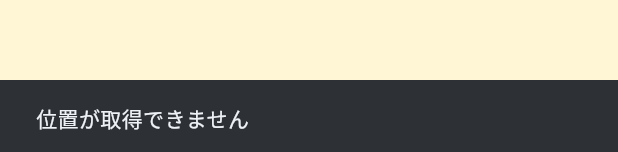
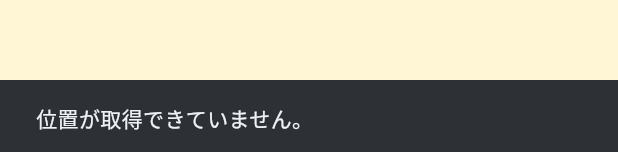
Before and after one commit to akiba-eda/hinamichi, a Flutter app: the DemoPanel widget shown alone on an empty page, opened directly, after a tap on "地震", on a phone screen of 412 x 824 dp. Shown: the part 1081-1233 px from the top of the screen. Run offline on Flutter 3.47's test engine with Material 3 defaults, Android fonts, the phone set to English and light mode, and no system bars; our stand-ins replace battery_plus, cloud_firestore, firebase_auth, firebase_core, firebase_messaging, flutter_animate and 8 more; accounts and stored records are empty; generated files the repository leaves out were written again; network calls fail.

Commit message:
fix: エラーを利用者の日本語で出す。例外の文字列と赤い画面を画面に出さない
18箇所が例外を `$e` のまま SnackBar に出していて、
`ApiException(500 error): ...` や `TimeoutException after 0:00:45` が
利用者の画面に現れていた。描画中の例外は Flutter 既定の赤い画面
(英語のスタックとソース)がそのまま出ていた。

- userMessage(e, action:) を一箇所に置き、全箇所をそれに通した。
  種別ごとに「どうすればいいか」の一文に変える。原因は debugPrint に残す
- サーバーの英語メッセージ(invalid token / not your incident 等)を日本語に。
  500 と zod の検証エラーは内部の文言を外に出さず固定文にした
- ErrorWidget.builder を差し替えて、赤い画面の代わりにセナヴィの案内を出す。
  PlatformDispatcher.onError で非同期の未捕捉例外を受け、落とさずログに残す

Co-Authored-By: Claude Fable 5.1 <noreply@anthropic.com>

```diff
--- /dev/null
+++ b/app/lib/core/user_message.dart
@@ -0,0 +1,56 @@
+import 'dart:async';
+import 'dart:io';
+
+import 'package:flutter/foundation.dart';
+import 'package:http/http.dart' as http;
+
+import 'api_client.dart';
+import 'location_service.dart';
+
+/// 例外を、画面に出せる日本語の一文にする。
+///
+/// 以前は `$e` をそのまま出していたので、`ApiException(500 error): ...` や
+/// `TimeoutException after 0:00:45.000000` が利用者の画面に現れていた。
+/// 何が起きたかは開発者が知りたいことで、利用者が知りたいのは
+/// 「自分は何をすればいいか」。原因は debugPrint に残し、画面には後者だけ出す。
+String userMessage(Object e, {String? action}) {
+  debugPrint('[error] ${action ?? ''}: $e');
+  final head = action == null ? '' : '$actionできませんでした。';
+  return head + _reason(e);
+}
+
+String _reason(Object e) {
+  if (e is String) return e; // アプリ内で意図して投げた日本語
+  if (e is LocationUnavailable) return '位置が取得できていません。';
+  if (e is TimeoutException) return 'サーバーの応答が遅いようです。電波の良い場所でもう一度お試しください。';
+  if (e is SocketException || e is http.ClientException) return 'インターネットに接続できません。';
+  if (e is ApiException) {
+    switch (e.code) {
+      case 'rate_limited':
+        return e.message; // サーバーが利用者向けの日本語で返している
+      case 'unauthenticated':
+        return 'ログインの有効期限が切れました。アプリを開き直してください。';
+      case 'forbidden':
+        return _jp(e.message, '許可されていない操作です。');
+      case 'not_found':
+        return _jp(e.message, '対象が見つかりませんでした。');
+      case 'bad_request':
+      case 'guardrail_blocked':
+        return _jp(e.message, '入力内容を確認してください。');
+      case 'not_json':
+        return 'サーバーに接続できません。';
+    }
+    if (e.status >= 500) return 'サーバーで問題が起きました。しばらくしてからもう一度お試しください。';
+    return _jp(e.message, '処理できませんでした。');
+  }
+  return '予期しない問題が起きました。もう一度お試しください。';
+}
+
+/// サーバーのメッセージが日本語ならそのまま、英語や空なら既定の文にする。
+/// サーバーは利用者向けに日本語で返す約束だが、認証や内部の失敗は英語のまま
+/// 残っているものがある。それを画面に出さない。
+String _jp(String msg, String fallback) {
+  if (msg.isEmpty) return fallback;
+  final hasJapanese = RegExp(r'[぀-ヿ一-鿿]').hasMatch(msg);
+  return hasJapanese ? msg : fallback;
+}
--- a/app/lib/features/agent_log/agent_log_page.dart
+++ b/app/lib/features/agent_log/agent_log_page.dart
@@ -6,6 +6,7 @@ import '../../core/config.dart';
 import '../../domain/senavi.dart';
 import '../../state/providers.dart';
 import '../../ui/molecules/molecules.dart';
+import '../../core/user_message.dart';
 
 enum _Tab { all, user, judge }
 
@@ -56,7 +57,7 @@ class _AgentLogPageState extends ConsumerState<AgentLogPage> {
               Expanded(
                 child: ref.watch(agentLogProvider(id)).when(
                       loading: () => const Center(child: CircularProgressIndicator()),
-                      error: (e, _) => Center(child: Text('$e')),
+                      error: (e, _) => Center(child: Text(userMessage(e, action: '記録を読み込み'))),
                       data: (all) {
                         final list = all.where((e) => tab == _Tab.all || (tab == _Tab.user ? e.forUser : e.forJudge)).toList();
                         if (list.isEmpty) return Center(child: Text('この表示に該当する記録はありません', style: t.bodySmall));
--- a/app/lib/features/friends/meetup_sheet.dart
+++ b/app/lib/features/friends/meetup_sheet.dart
@@ -1,6 +1,7 @@
 import 'package:flutter/material.dart';
 import 'package:flutter_riverpod/flutter_riverpod.dart';
 import 'package:latlong2/latlong.dart';
+import '../../core/user_message.dart';
 
 import '../../app/theme/hina_colors.dart';
 import '../../app/theme/hina_theme.dart';
@@ -90,7 +91,7 @@ class _MeetupSheetState extends ConsumerState<_MeetupSheet> {
       ref.read(selectedTabProvider.notifier).state = 0;
       Navigator.of(context).pop(true);
     } catch (e) {
-      if (mounted) ScaffoldMessenger.of(context).showSnackBar(SnackBar(content: Text('合流を作れませんでした: $e')));
+      if (mounted) ScaffoldMessenger.of(context).showSnackBar(SnackBar(content: Text(userMessage(e, action: '合流を作成'))));
     } finally {
       if (mounted) setState(() => _busy = false);
     }
--- a/app/lib/features/home/approval_sheet.dart
+++ b/app/lib/features/home/approval_sheet.dart
@@ -1,5 +1,6 @@
 import 'package:flutter/material.dart';
 import 'package:flutter_riverpod/flutter_riverpod.dart';
+import '../../core/user_message.dart';
 
 import '../../app/theme/hina_colors.dart';
 import '../../app/theme/hina_theme.dart';
@@ -67,7 +68,7 @@ class _ApprovalBodyState extends ConsumerState<_ApprovalBody> {
               nav.pop();
               messenger?.showSnackBar(SnackBar(content: Text('${r['sent']}人に送りました: ${r['text']}')));
             } catch (e) {
-              messenger?.showSnackBar(SnackBar(content: Text('送信できませんでした: $e')));
+              messenger?.showSnackBar(SnackBar(content: Text(userMessage(e, action: '送信'))));
             } finally {
               if (mounted) setState(() => sending = false);
             }
--- a/app/lib/features/home/home_page.dart
+++ b/app/lib/features/home/home_page.dart
@@ -4,6 +4,7 @@ import 'package:flutter/material.dart';
 import 'package:flutter_map/flutter_map.dart';
 import 'package:flutter_riverpod/flutter_riverpod.dart';
 import 'package:latlong2/latlong.dart';
+import '../../core/user_message.dart';
 
 import '../../app/theme/hina_colors.dart';
 import '../../core/config.dart';
@@ -88,7 +89,7 @@ class _HomePageState extends ConsumerState<HomePage> {
     try {
       await f();
     } catch (e) {
-      if (mounted) ScaffoldMessenger.of(context).showSnackBar(SnackBar(content: Text('エラー: $e')));
+      if (mounted) ScaffoldMessenger.of(context).showSnackBar(SnackBar(content: Text(userMessage(e))));
     } finally {
       if (mounted) setState(() => _acting = false);
     }
@@ -478,7 +479,7 @@ class _SosButtonState extends ConsumerState<_SosButton> {
           );
       messenger?.showSnackBar(SnackBar(content: Text('${r['sentTo']}人に通報を依頼しました')));
     } catch (e) {
-      messenger?.showSnackBar(SnackBar(content: Text('依頼できませんでした: $e')));
+      messenger?.showSnackBar(SnackBar(content: Text(userMessage(e, action: '依頼'))));
     } finally {
       if (mounted) setState(() => _sending = false);
     }
--- a/app/lib/features/settings/demo_panel.dart
+++ b/app/lib/features/settings/demo_panel.dart
@@ -9,6 +9,7 @@ import '../../mock/mock_backend.dart';
 import '../../state/providers.dart';
 import '../../ui/atoms/atoms.dart';
 import 'manual_location_sheet.dart';
+import '../../core/user_message.dart';
 
 /// 設計書 §14.2 — fire scenarios anchored at the device's current location; simulate movement; inject LLM failure.
 class DemoPanel extends ConsumerStatefulWidget {
@@ -36,7 +37,7 @@ class _DemoPanelState extends ConsumerState<DemoPanel> {
     try {
       await f();
     } catch (e) {
-      if (mounted) ScaffoldMessenger.of(context).showSnackBar(SnackBar(content: Text('$e')));
+      if (mounted) ScaffoldMessenger.of(context).showSnackBar(SnackBar(content: Text(userMessage(e))));
     } finally {
       if (mounted) setState(() => busy = null);
     }
--- a/app/lib/features/settings/emergency_page.dart
+++ b/app/lib/features/settings/emergency_page.dart
@@ -1,6 +1,7 @@
 import 'package:flutter/material.dart';
 import 'package:flutter/services.dart';
 import 'package:flutter_riverpod/flutter_riverpod.dart';
+import '../../core/user_message.dart';
 
 import '../../app/theme/hina_colors.dart';
 import '../../app/theme/hina_theme.dart';
@@ -114,7 +115,7 @@ class _EmergencyPageState extends ConsumerState<EmergencyPage> {
       nav.pop();
       messenger?.showSnackBar(const SnackBar(content: Text('保存しました')));
     } catch (e) {
-      messenger?.showSnackBar(SnackBar(content: Text('保存できませんでした: $e')));
+      messenger?.showSnackBar(SnackBar(content: Text(userMessage(e, action: '保存'))));
     } finally {
       if (mounted) setState(() => _saving = false);
     }
--- a/app/lib/features/settings/profile_page.dart
+++ b/app/lib/features/settings/profile_page.dart
@@ -1,4 +1,5 @@
 import 'dart:convert';
+import '../../core/user_message.dart';
 
 import 'package:flutter/material.dart';
 import 'package:flutter_riverpod/flutter_riverpod.dart';
@@ -173,7 +174,7 @@ class ProfilePage extends ConsumerWidget {
       await _save(ref, avatarImage: base64Encode(bytes), avatarMood: '');
       if (sheet.mounted) Navigator.pop(sheet);
     } catch (e) {
-      messenger.showSnackBar(SnackBar(content: Text('画像を読み込めませんでした: $e')));
+      messenger.showSnackBar(SnackBar(content: Text(userMessage(e, action: '画像を読み込み'))));
     }
   }
 
@@ -223,7 +224,7 @@ class ProfilePage extends ConsumerWidget {
                 try {
                   await ref.read(apiProvider).setNote(c.text.trim());
                 } catch (e) {
-                  if (ctx.mounted) ScaffoldMessenger.of(ctx).showSnackBar(SnackBar(content: Text('$e')));
+                  if (ctx.mounted) ScaffoldMessenger.of(ctx).showSnackBar(SnackBar(content: Text(userMessage(e))));
                 }
               }
               if (ctx.mounted) Navigator.pop(ctx);
--- a/app/lib/features/sos/sos_sheet.dart
+++ b/app/lib/features/sos/sos_sheet.dart
@@ -1,6 +1,7 @@
 import 'package:flutter/material.dart';
 import 'package:flutter_riverpod/flutter_riverpod.dart';
 import 'package:url_launcher/url_launcher.dart';
+import '../../core/user_message.dart';
 
 import '../../app/theme/hina_colors.dart';
 import '../../app/theme/hina_theme.dart';
@@ -82,7 +83,7 @@ class _SosBodyState extends ConsumerState<_SosBody> {
             await ref.read(apiProvider).closeSos(sos.id);
             nav.pop();
           } catch (e) {
-            messenger?.showSnackBar(SnackBar(content: Text('閉じられませんでした: $e')));
+            messenger?.showSnackBar(SnackBar(content: Text(userMessage(e, action: '閉じる'))));
           } finally {
             if (mounted) setState(() => _closing = false);
           }
--- a/app/lib/ui/molecules/meetup_banner.dart
+++ b/app/lib/ui/molecules/meetup_banner.dart
@@ -1,5 +1,6 @@
 import 'package:flutter/material.dart';
 import 'package:flutter_riverpod/flutter_riverpod.dart';
+import '../../core/user_message.dart';
 
 import '../../app/theme/hina_colors.dart';
 import '../../app/theme/hina_theme.dart';
@@ -38,7 +39,7 @@ class _MeetupBannerState extends ConsumerState<MeetupBanner> {
         await ref.read(apiProvider).leaveMeetup(widget.meetup.id);
       }
     } catch (e) {
-      if (mounted) ScaffoldMessenger.of(context).showSnackBar(SnackBar(content: Text('合流から抜けられませんでした: $e')));
+      if (mounted) ScaffoldMessenger.of(context).showSnackBar(SnackBar(content: Text(userMessage(e, action: '合流から抜ける'))));
     } finally {
       if (mounted) setState(() => _leaving = false);
     }
```
Also changed, not shown: app/lib/features/friends/friends_page.dart (+4 -3 lines), app/lib/features/settings/places_page.dart (+4 -3 lines), app/lib/main.dart (+39 -1 lines), 3 other files.
